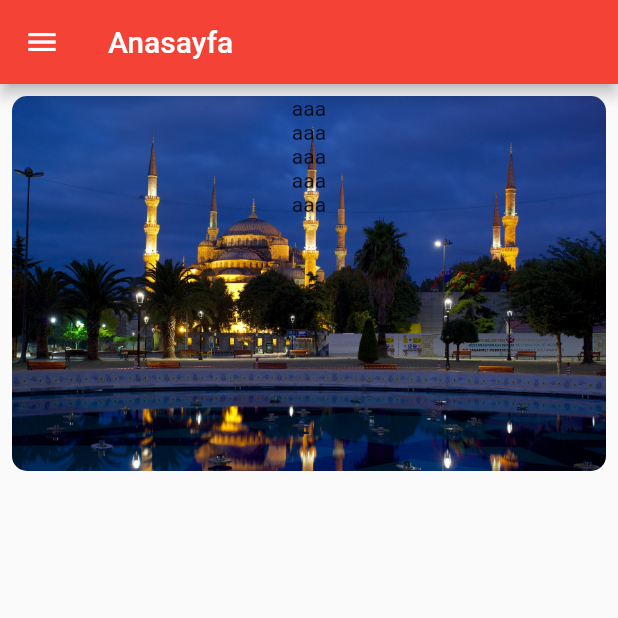
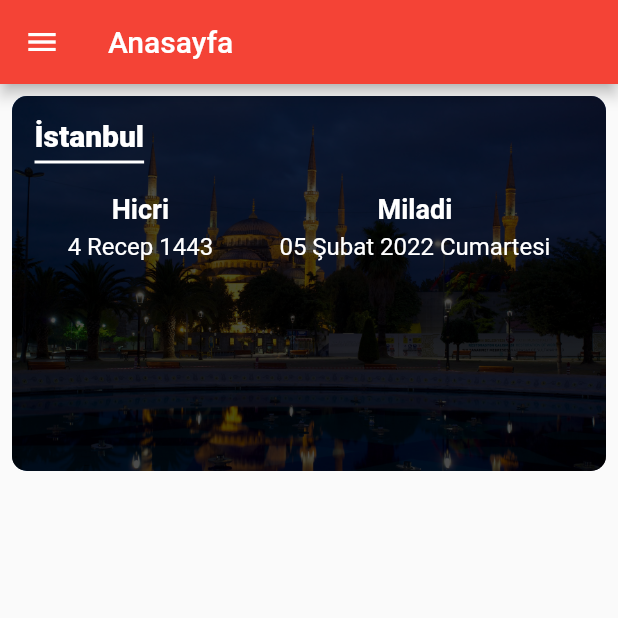
Before and after one commit to enescakar2148/Namaz_Vakti, a Flutter app: the screen it shows after launch, on a phone screen of 412 x 824 dp, the top half of it. Run offline on Flutter 3.47's test engine with Material 2 defaults, Android fonts, the phone set to English and light mode, and no system bars.

Commit message:
container fields

```diff
--- a/lib/screens/Home.dart
+++ b/lib/screens/Home.dart
@@ -47,14 +47,91 @@ class HomeBody extends StatelessWidget {
                         ),
                         fit: BoxFit.cover),
                   ),
-                  child: Column(
-                    children: [
-                      Text("aaa"),
-                      Text("aaa"),
-                      Text("aaa"),
-                      Text("aaa"),
-                      Text("aaa"),
-                    ],
+                  child: Container(
+                    decoration: BoxDecoration(
+                        color: Colors.black.withOpacity(0.7),
+                        borderRadius: BorderRadius.circular(10)),
+                    child: Padding(
+                      padding: const EdgeInsets.all(15.0),
+                      child: Column(
+                        mainAxisSize: MainAxisSize.max,
+                        children: [
+                          Column(
+                            crossAxisAlignment: CrossAxisAlignment.start,
+                            // mainAxisAlignment: MainAxisAlignment.spaceBetween,
+                            children: [
+                              Container(
+                                decoration: const BoxDecoration(
+                                    border: Border(
+                                        bottom: BorderSide(
+                                            width: 2, color: Colors.white))),
+                                child: const Padding(
+                                  padding: EdgeInsets.only(bottom: 5),
+                                  child: Text(
+                                    "İstanbul",
+                                    style: TextStyle(
+                                        color: Colors.white,
+                                        fontWeight: FontWeight.w900,
+                                        fontSize: 20),
+                                  ),
+                                ),
+                              ),
+                              Padding(
+                                padding: const EdgeInsets.only(top: 20),
+                                child: Row(
+                                  mainAxisAlignment:
+                                      MainAxisAlignment.spaceAround,
+                                  children: [
+                                    Column(
+                                      children: const [
+                                        Text(
+                                          "Hicri",
+                                          style: TextStyle(
+                                              color: Colors.white,
+                                              fontWeight: FontWeight.w700,
+                                              fontSize: 18),
+                                        ),
+                                        Padding(
+                                          padding: EdgeInsets.only(top: 5),
+                                          child: Text(
+                                            "4 Recep 1443",
+                                            style: TextStyle(
+                                                color: Colors.white,
+                                                fontWeight: FontWeight.w400,
+                                                fontSize: 16),
+                                          ),
+                                        ),
+                                      ],
+                                    ),
+                                    Column(
+                                      children: const [
+                                        Text(
+                                          "Miladi",
+                                          style: TextStyle(
+                                              color: Colors.white,
+                                              fontWeight: FontWeight.w700,
+                                              fontSize: 18),
+                                        ),
+                                        Padding(
+                                          padding: EdgeInsets.only(top: 5),
+                                          child: Text(
+                                            "05 Şubat 2022 Cumartesi",
+                                            style: TextStyle(
+                                                color: Colors.white,
+                                                fontWeight: FontWeight.w400,
+                                                fontSize: 16),
+                                          ),
+                                        )
+                                      ],
+                                    )
+                                  ],
+                                ),
+                              )
+                            ],
+                          )
+                        ],
+                      ),
+                    ),
                   )),
             ),
           )
```
